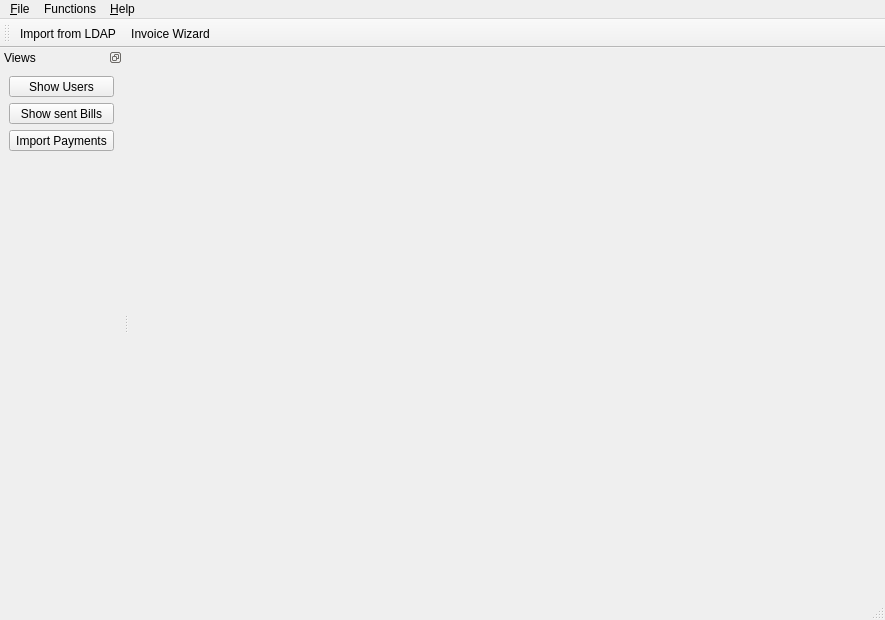
This is forms/PiTres.ui in LukyLuke/PiTres as Qt 5 draws it before an edit. The edited form follows.
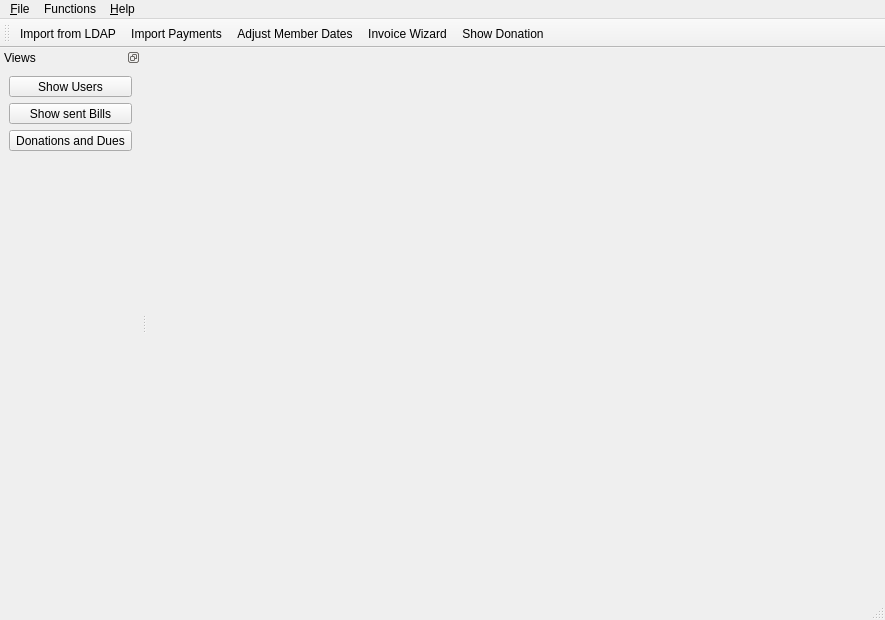
This is the edited form. Icons and pictures are not drawn.

Commit message: Redesig prepraed for Actions and the Icons

```diff
--- a/forms/PiTres.ui
+++ b/forms/PiTres.ui
@@ -86,7 +86,10 @@
     <bool>false</bool>
    </attribute>
    <addaction name="actionFrom_LDAP"/>
+   <addaction name="actionImport_Payments"/>
+   <addaction name="actionAdjustDates"/>
    <addaction name="actionInvoiceWizard"/>
+   <addaction name="actionDonation"/>
   </widget>
   <widget class="QDockWidget" name="dockWidget">
    <property name="sizePolicy">
@@ -182,7 +185,7 @@
         <string>Create new Bills and send they as EMails or print out the PDFs and Letters</string>
        </property>
        <property name="text">
-        <string>Import Payments</string>
+        <string>Donations and Dues</string>
        </property>
        <property name="icon">
         <iconset resource="../PiTres.qrc">
@@ -329,6 +332,30 @@
     <string>Configure PiTres</string>
    </property>
   </action>
+  <action name="actionAdjustDates">
+   <property name="icon">
+    <iconset resource="../PiTres.qrc">
+     <normaloff>:/icons/resources/icons/adjust_members.png</normaloff>:/icons/resources/icons/adjust_members.png</iconset>
+   </property>
+   <property name="text">
+    <string>Adjust Member Dates</string>
+   </property>
+   <property name="toolTip">
+    <string>Adjust Member Dates</string>
+   </property>
+  </action>
+  <action name="actionDonation">
+   <property name="icon">
+    <iconset resource="../PiTres.qrc">
+     <normaloff>:/icons/resources/icons/chest.png</normaloff>:/icons/resources/icons/chest.png</iconset>
+   </property>
+   <property name="text">
+    <string>Show Donation</string>
+   </property>
+   <property name="toolTip">
+    <string>Show Donaitons and Section Dues</string>
+   </property>
+  </action>
  </widget>
  <resources>
   <include location="../PiTres.qrc"/>
```
Left out of the diff: 18 changed lines with no effect on the pictures. The commit also changes 16 other files.
